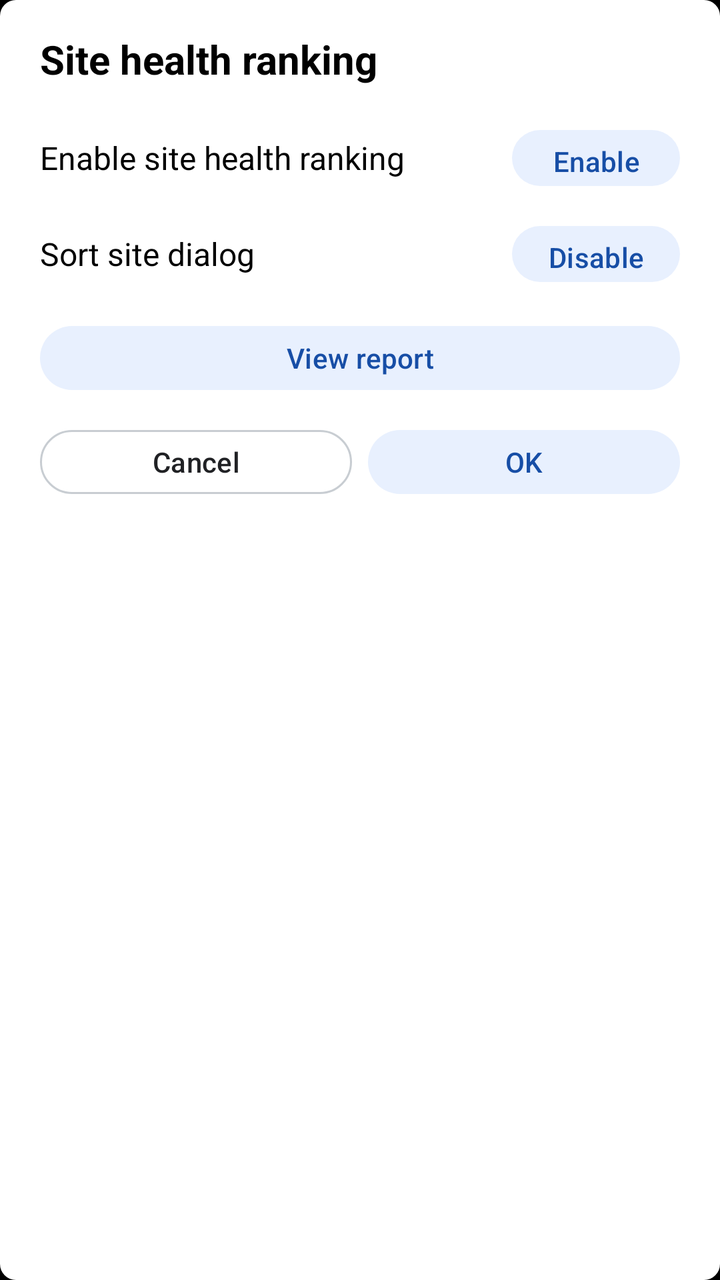
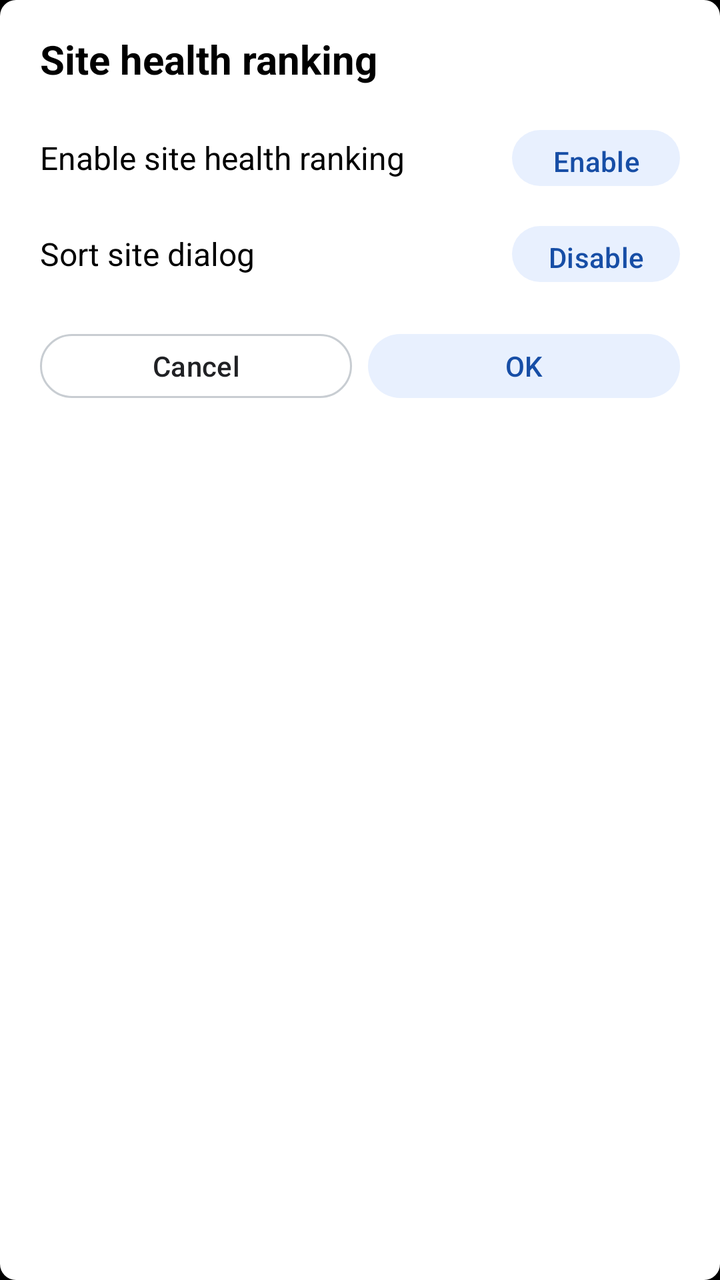

Compare the two renders of this Android layout. The source of the first and the diff that turns it into the second are given below.
<!-- AndroidManifest.xml: application theme Theme.App -->
<!-- res/layout/dialog_site_health.xml -->
<?xml version="1.0" encoding="utf-8"?>
<androidx.appcompat.widget.LinearLayoutCompat xmlns:android="http://schemas.android.com/apk/res/android"
    xmlns:app="http://schemas.android.com/apk/res-auto"
    android:id="@+id/root"
    android:layout_width="match_parent"
    android:layout_height="wrap_content"
    android:background="@drawable/shape_shell_proxy_dialog"
    android:orientation="vertical"
    android:paddingStart="20dp"
    android:paddingTop="16dp"
    android:paddingEnd="20dp"
    android:paddingBottom="12dp">

    <com.google.android.material.textview.MaterialTextView
        android:layout_width="match_parent"
        android:layout_height="wrap_content"
        android:text="@string/setting_site_health_sort"
        android:textColor="@color/black"
        android:textSize="20sp"
        android:textStyle="bold" />

    <androidx.appcompat.widget.LinearLayoutCompat
        android:layout_width="match_parent"
        android:layout_height="48dp"
        android:layout_marginTop="12dp"
        android:gravity="center_vertical"
        android:orientation="horizontal">

        <com.google.android.material.textview.MaterialTextView
            android:layout_width="0dp"
            android:layout_height="wrap_content"
            android:layout_marginEnd="16dp"
            android:layout_weight="1"
            android:text="@string/setting_site_health_enable"
            android:textColor="@color/black"
            android:textSize="16sp" />

        <com.google.android.material.button.MaterialButton
            android:id="@+id/healthSort"
            style="@style/Widget.Material3.Button.TonalButton"
            android:layout_width="wrap_content"
            android:layout_height="36dp"
            android:minHeight="36dp"
            android:minWidth="84dp"
            android:nextFocusDown="@id/dialogSort"
            android:paddingStart="10dp"
            android:paddingEnd="10dp"
            android:text="@string/setting_enable"
            android:textColor="@color/dialog_tonal_button_text"
            app:backgroundTint="@color/dialog_tonal_button_bg" />

    </androidx.appcompat.widget.LinearLayoutCompat>

    <androidx.appcompat.widget.LinearLayoutCompat
        android:layout_width="match_parent"
        android:layout_height="48dp"
        android:gravity="center_vertical"
        android:orientation="horizontal">

        <com.google.android.material.textview.MaterialTextView
            android:layout_width="0dp"
            android:layout_height="wrap_content"
            android:layout_marginEnd="16dp"
            android:layout_weight="1"
            android:text="@string/setting_site_health_dialog_sort"
            android:textColor="@color/black"
            android:textSize="16sp" />

        <com.google.android.material.button.MaterialButton
            android:id="@+id/dialogSort"
            style="@style/Widget.Material3.Button.TonalButton"
            android:layout_width="wrap_content"
            android:layout_height="36dp"
            android:minHeight="36dp"
            android:minWidth="84dp"
            android:nextFocusDown="@id/report"
            android:paddingStart="10dp"
            android:paddingEnd="10dp"
            android:text="@string/setting_disable"
            android:textColor="@color/dialog_tonal_button_text"
            app:backgroundTint="@color/dialog_tonal_button_bg" />

    </androidx.appcompat.widget.LinearLayoutCompat>

    <com.google.android.material.button.MaterialButton
        android:id="@+id/report"
        style="@style/Widget.Material3.Button.TonalButton"
        android:layout_width="match_parent"
        android:layout_height="40dp"
        android:layout_marginTop="8dp"
        android:minHeight="40dp"
        android:nextFocusDown="@id/negative"
        android:text="@string/site_health_report_view"
        android:textColor="@color/dialog_tonal_button_text"
        app:backgroundTint="@color/dialog_tonal_button_bg" />

    <androidx.appcompat.widget.LinearLayoutCompat
        android:layout_width="match_parent"
        android:layout_height="wrap_content"
        android:layout_marginTop="12dp"
        android:gravity="center_vertical"
        android:orientation="horizontal">

        <com.google.android.material.button.MaterialButton
            android:id="@+id/negative"
            style="@style/Widget.Material3.Button.OutlinedButton"
            android:layout_width="0dp"
            android:layout_height="40dp"
            android:layout_weight="1"
            android:minHeight="40dp"
            android:minWidth="0dp"
            android:text="@string/dialog_negative"
            android:textColor="@color/dialog_outlined_button_text"
            app:backgroundTint="@color/dialog_outlined_button_bg"
            app:strokeColor="@color/dialog_outlined_button_stroke" />

        <com.google.android.material.button.MaterialButton
            android:id="@+id/positive"
            style="@style/Widget.Material3.Button"
            android:layout_width="0dp"
            android:layout_height="40dp"
            android:layout_marginStart="8dp"
            android:layout_weight="1"
            android:minHeight="40dp"
            android:minWidth="0dp"
            android:text="@string/dialog_positive"
            android:textColor="@color/dialog_primary_button_text"
            app:backgroundTint="@color/dialog_primary_button_bg" />

    </androidx.appcompat.widget.LinearLayoutCompat>

</androidx.appcompat.widget.LinearLayoutCompat>
<!-- resources referenced by this layout -->
<resources>
  <color name="black">#000000</color>
  <!-- drawable shape_shell_proxy_dialog (drawable) -->
  <?xml version="1.0" encoding="utf-8"?>
  <shape xmlns:android="http://schemas.android.com/apk/res/android"
      android:shape="rectangle">
  
      <solid android:color="@color/white" />
  
      <corners android:radius="8dp" />
  
  </shape>
  <string name="dialog_negative">Cancel</string>
  <string name="dialog_positive">OK</string>
  <string name="setting_disable">Disable</string>
  <string name="setting_enable">Enable</string>
  <string name="setting_site_health_dialog_sort">Sort site dialog</string>
  <string name="setting_site_health_enable">Enable site health ranking</string>
  <string name="setting_site_health_sort">Site health ranking</string>
  <string name="site_health_report_view">View report</string>
  <style name="Theme.App" parent="Theme.Base" />
  <color name="white">#FFFFFF</color>
  <style name="Theme.Base" parent="Theme.Material3.Dark.NoActionBar">
          <item name="colorPrimary">@color/white</item>
          <item name="android:windowBackground">@color/black</item>
          <item name="android:windowFullscreen">true</item>
          <item name="android:windowTranslucentStatus">true</item>
          <item name="android:windowTranslucentNavigation">true</item>
          <item name="android:windowAnimationStyle">@style/NoAnim</item>
      </style>
  <style name="NoAnim">
          <item name="android:activityOpenEnterAnimation">@null</item>
          <item name="android:activityOpenExitAnimation">@null</item>
          <item name="android:activityCloseEnterAnimation">@null</item>
          <item name="android:activityCloseExitAnimation">@null</item>
      </style>
</resources>

<!-- the commit's change to res/layout/dialog_site_health.xml (unified diff, before → after) -->
@@ -73,7 +73,7 @@
             android:layout_height="36dp"
             android:minHeight="36dp"
             android:minWidth="84dp"
-            android:nextFocusDown="@id/report"
+            android:nextFocusDown="@id/negative"
             android:paddingStart="10dp"
             android:paddingEnd="10dp"
             android:text="@string/setting_disable"
@@ -81,18 +81,6 @@
             app:backgroundTint="@color/dialog_tonal_button_bg" />
 
     </androidx.appcompat.widget.LinearLayoutCompat>
-
-    <com.google.android.material.button.MaterialButton
-        android:id="@+id/report"
-        style="@style/Widget.Material3.Button.TonalButton"
-        android:layout_width="match_parent"
-        android:layout_height="40dp"
-        android:layout_marginTop="8dp"
-        android:minHeight="40dp"
-        android:nextFocusDown="@id/negative"
-        android:text="@string/site_health_report_view"
-        android:textColor="@color/dialog_tonal_button_text"
-        app:backgroundTint="@color/dialog_tonal_button_bg" />
 
     <androidx.appcompat.widget.LinearLayoutCompat
         android:layout_width="match_parent"
<!-- resource entries referenced after the edit -->
@@ -18,7 +18,6 @@
   <string name="setting_site_health_dialog_sort">Sort site dialog</string>
   <string name="setting_site_health_enable">Enable site health ranking</string>
   <string name="setting_site_health_sort">Site health ranking</string>
-  <string name="site_health_report_view">View report</string>
   <style name="Theme.App" parent="Theme.Base" />
   <color name="white">#FFFFFF</color>
   <style name="Theme.Base" parent="Theme.Material3.Dark.NoActionBar">
